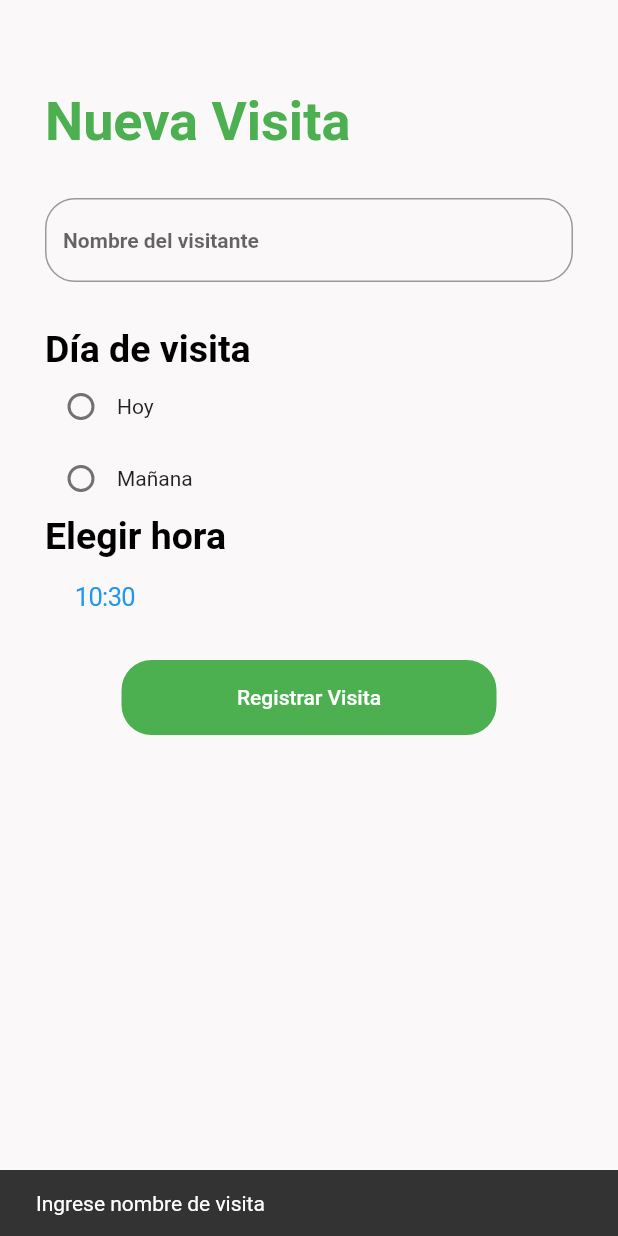
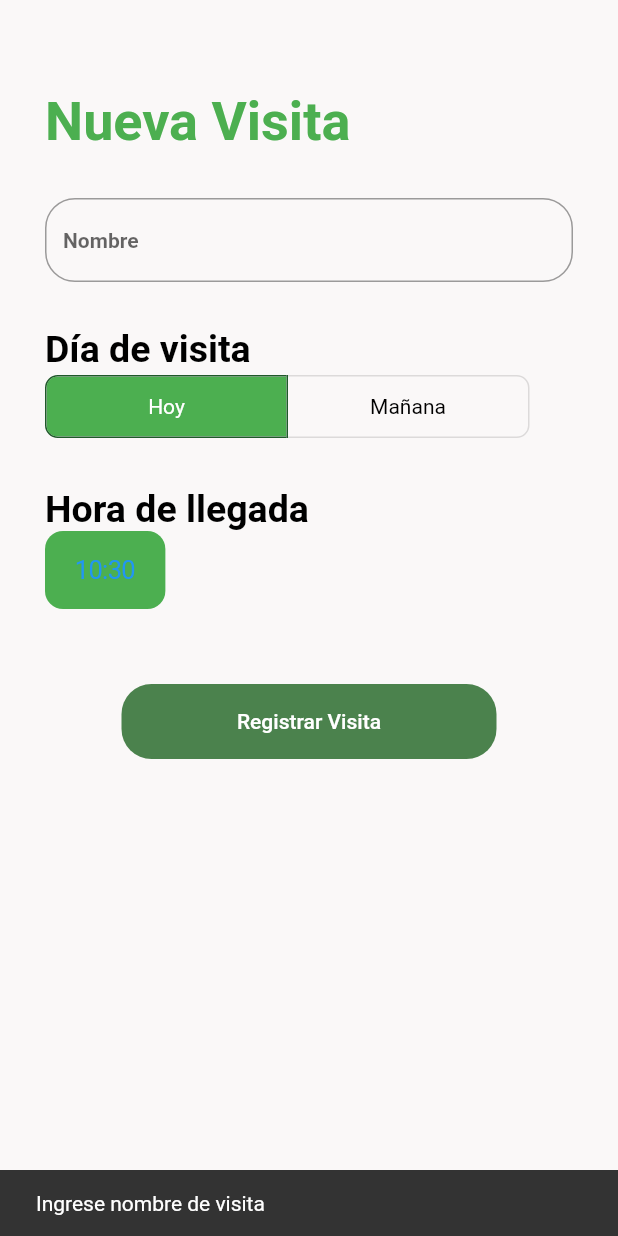
Before and after one commit to Dgloor/T4-safe-citadel-app, a Flutter app: the RegistrarVisita screen opened directly, after a tap on "Registrar Visita", on a phone screen of 412 x 824 dp. Run offline on Flutter 3.47's test engine with Material 2 defaults, Android fonts, the phone set to English and light mode, and no system bars; our stand-ins replace qr_flutter, share_plus, shared_preferences, timezone; accounts and stored records are empty.

Commit message:
update for choose day

```diff
--- a/frontend/lib/screens/screensResidente/registrarvisita_screen.dart
+++ b/frontend/lib/screens/screensResidente/registrarvisita_screen.dart
@@ -20,6 +20,7 @@ class RegistrarVisita extends StatefulWidget {
 
 String residente = nombreResidente;
 String nombreVisita = "";
+const List<Widget> opcionesDias = <Widget>[Text('Hoy'), Text('Mañana')];
 
 class _RegistrarVisitaState extends State<RegistrarVisita> {
   final _formKey = GlobalKey<FormState>();
@@ -27,6 +28,8 @@ class _RegistrarVisitaState extends State<RegistrarVisita> {
   String? _email;
   bool _showConfirmation = false;
   int _value = 0;
+
+  final List<bool> _selectedDay = <bool>[true, false];
   DateTime dateTime = DateTime.now();
   TextEditingController controller = TextEditingController();
   _cargarData() async {
@@ -63,7 +66,7 @@ class _RegistrarVisitaState extends State<RegistrarVisita> {
                 TextField(
                   controller: controller,
                   decoration: InputDecoration(
-                      hintText: 'Nombre del visitante',
+                      hintText: 'Nombre',
                       border: OutlineInputBorder(
                           borderRadius: BorderRadius.circular(20.0))),
                   style: TextStyle(fontSize: 14),
@@ -75,42 +78,40 @@ class _RegistrarVisitaState extends State<RegistrarVisita> {
                   style: Theme.of(context).textTheme.titleMedium,
                   textAlign: TextAlign.left,
                 ),
-                Row(
-                  children: [
-                    Radio(
-                      value: 1,
-                      groupValue: _value,
-                      onChanged: (value) {
-                        setState(() {
-                          _value = value as int;
-                        });
-                      },
+
+                ///
+                ToggleButtons(
+                    onPressed: (int index) {
+                      setState(() {
+                        // The button that is tapped is set to true, and the others to false.
+                        for (int i = 0; i < _selectedDay.length; i++) {
+                          _selectedDay[i] = i == index;
+                        }
+                        _value = index;
+                      });
+                    },
+                    borderRadius: const BorderRadius.all(Radius.circular(8)),
+                    selectedBorderColor: Color.fromARGB(255, 31, 89, 42),
+                    selectedColor: Colors.white,
+                    fillColor: Colors.green,
+                    color: Colors.black,
+                    constraints: const BoxConstraints(
+                      minHeight: 40.0,
+                      minWidth: 160.0,
                     ),
-                    Text('Hoy')
-                  ],
-                ),
-                Row(
-                  children: [
-                    Radio(
-                      value: 2,
-                      groupValue: _value,
-                      onChanged: (value) {
-                        setState(() {
-                          _value = value as int;
-                        });
-                      },
+                    isSelected: _selectedDay,
+                    children: opcionesDias
                     ),
-                    Text('Mañana')
-                  ],
-                ),
+                SizedBox(height: 30.0),
                 Text(
-                  'Elegir hora',
+                  'Hora de llegada',
                   style: Theme.of(context).textTheme.titleMedium,
                   textAlign: TextAlign.left,
                 ),
                 /**Selección de hora */
                 CupertinoButton(
                     child: Text('${dateTime.hour}:${dateTime.minute}'),
+                    color: Colors.green,
                     onPressed: () {
                       showCupertinoModalPopup(
                           context: context,
@@ -128,7 +129,7 @@ class _RegistrarVisitaState extends State<RegistrarVisita> {
                                 ),
                               ));
                     }),
-                SizedBox(height: 16.0),
+                SizedBox(height: 50.0),
                 /**Botón para enviar el registro de la visita */
                 Center(
                   child: TextButton(
@@ -138,6 +139,14 @@ class _RegistrarVisitaState extends State<RegistrarVisita> {
                             content: Text('Ingrese nombre de visita')));
                       } else {
                         print("Nombre de visita: ${controller.text}");
+                        print("Dia" + _value.toString());
+                        DateTime fechaVisita = DateTime.now();
+                        if(_value == 0){
+                          fechaVisita = new DateTime(fechaVisita.year, fechaVisita.month, fechaVisita.day, dateTime.hour, dateTime.minute);
+                        }else if(_value == 1){
+                          fechaVisita = new DateTime(fechaVisita.year, fechaVisita.month, fechaVisita.day+1, dateTime.hour, dateTime.minute);
+                        }
+                        print("Fecha visita: " + fechaVisita.toString());
                         setState(() {
                           nombreVisita = controller.text;
                         });
@@ -151,7 +160,7 @@ class _RegistrarVisitaState extends State<RegistrarVisita> {
                       foregroundColor:
                           MaterialStateProperty.all<Color>(Colors.white),
                       backgroundColor:
-                          MaterialStateProperty.all<Color>(Colors.green),
+                          MaterialStateProperty.all<Color>(Color.fromARGB(255, 75, 130, 77)),
                       shape: MaterialStateProperty.all<RoundedRectangleBorder>(
                         RoundedRectangleBorder(
                           borderRadius: BorderRadius.circular(20.0),
--- a/frontend/lib/screens/screensResidente/visitas_screen.dart
+++ b/frontend/lib/screens/screensResidente/visitas_screen.dart
@@ -68,7 +68,6 @@ class _ContainerVisitaIngresada extends StatefulWidget {
 }
 
 class _ContainerVisitaIngresadaState extends State<_ContainerVisitaIngresada> {
-  List<dynamic> users = [];
   void fetchUser() async {
     const url = 'https://randomuser.me/api/?results=5';
     final uri = Uri.parse(url);
@@ -81,6 +80,7 @@ class _ContainerVisitaIngresadaState extends State<_ContainerVisitaIngresada> {
   }
   @override
   void initState() {
+    super.initState();
     fetchUser();
   }
 
@@ -100,22 +100,6 @@ class _ContainerVisitaIngresadaState extends State<_ContainerVisitaIngresada> {
           border: Border.all(color: Colors.grey.withOpacity(0.5), width: 5),
         ),
         child: Column(crossAxisAlignment: CrossAxisAlignment.start, children: [
-          // TextButton(
-          //     child: Text(
-          //       'Hacer fetch',
-          //       style: TextStyle(
-          //         fontSize: 20.0,
-          //       ),
-          //     ),
-          //     style: ButtonStyle(
-          //       fixedSize: MaterialStateProperty.all<Size>(Size(250, 50)),
-          //       foregroundColor: MaterialStateProperty.all<Color>(Colors.white),
-          //       backgroundColor: MaterialStateProperty.all<Color>(
-          //           Colors.green), // Cambiar el color del botón
-          //     ),
-          //     onPressed: () {
-          //       print(users);
-          //     }),
           _InputBuscarVisita(),
           Expanded(
             child: ListView.builder(
--- a/frontend/lib/utils/globals.dart
+++ b/frontend/lib/utils/globals.dart
@@ -1,2 +1,4 @@
 // globals.dart
 String nombreResidente = "";
+
+ List<dynamic> users = [];
```
